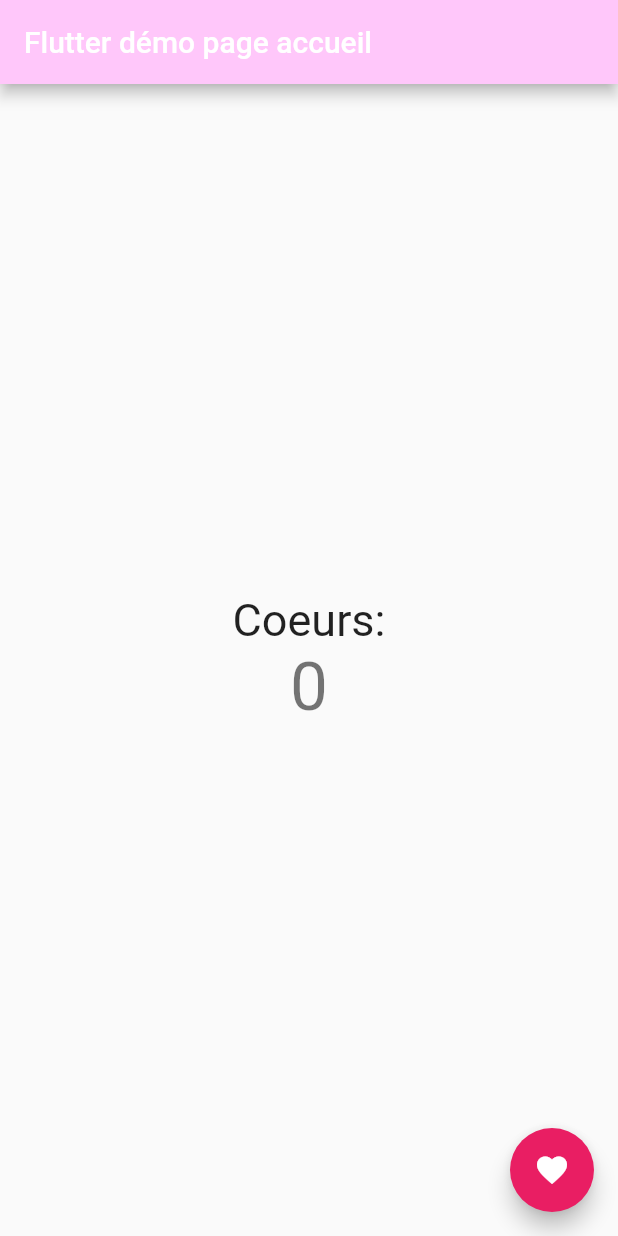
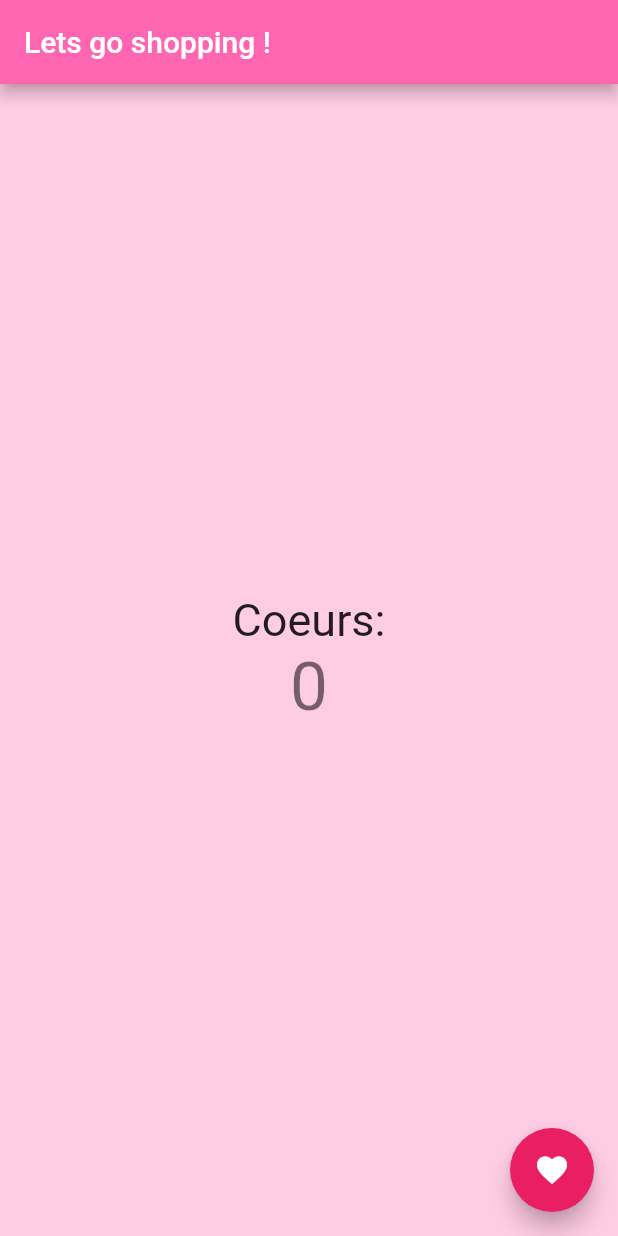
Before and after one commit to Clo700/ProjetTP1, a Flutter app: the screen it shows after launch, on a phone screen of 412 x 824 dp. Run offline on Flutter 3.47's test engine with Material 2 defaults, Android fonts, the phone set to English and light mode, and no system bars.

Commit message:
partie 3 1

```diff
--- a/flutter_application_1/lib/main.dart
+++ b/flutter_application_1/lib/main.dart
@@ -23,8 +23,9 @@ class MyApp extends StatelessWidget {
         // Notice that the counter didn't reset back to zero; the application
         // is not restarted.
         primarySwatch: Colors.pink,
+        scaffoldBackgroundColor: const Color.fromRGBO(255, 204, 229, 1.0),
       ),
-      home: const MyHomePage(title: 'Flutter démo page accueil'),
+      home: const MyHomePage(title: 'Lets go shopping !'),
     );
   }
 }
@@ -74,7 +75,7 @@ class _MyHomePageState extends State<MyHomePage> {
         // Here we take the value from the MyHomePage object that was created by
         // the App.build method, and use it to set our appbar title.
         title: Text(widget.title),
-        backgroundColor: const Color.fromRGBO(255, 199, 250, 1.0),
+        backgroundColor: const Color.fromRGBO(255, 102, 178, 1.0),
       ),
       body: Center(
         // Center is a layout widget. It takes a single child and positions it
```
